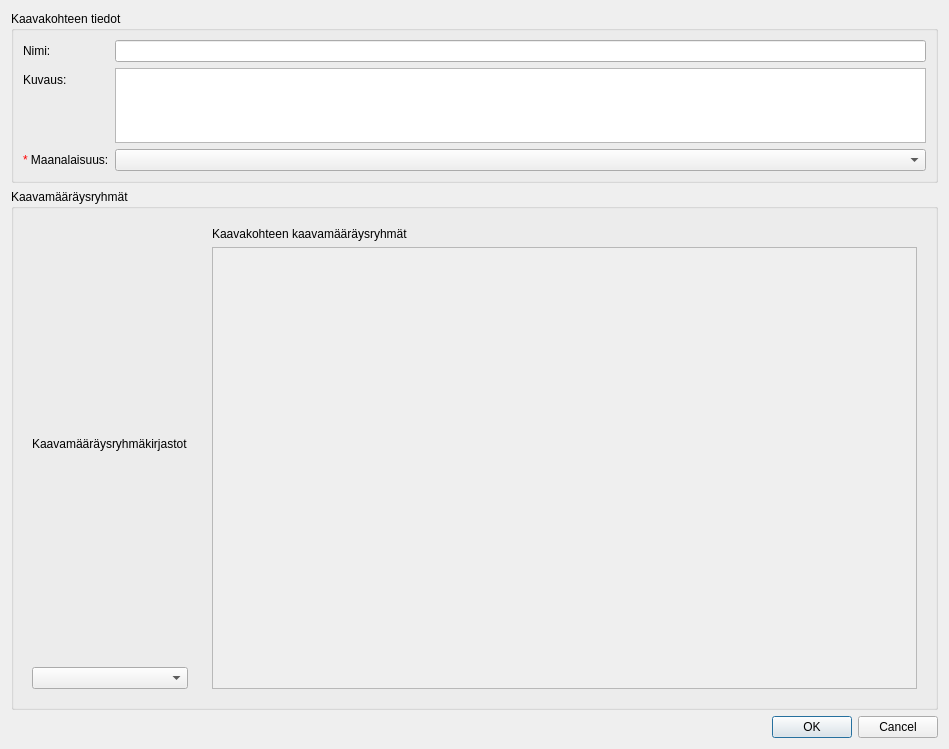
The window that arho_feature_template/gui/dialogs/plan_feature_form.ui (GispoCoding/arho-qgis-plugin) describes before a commit, drawn with Qt 5.
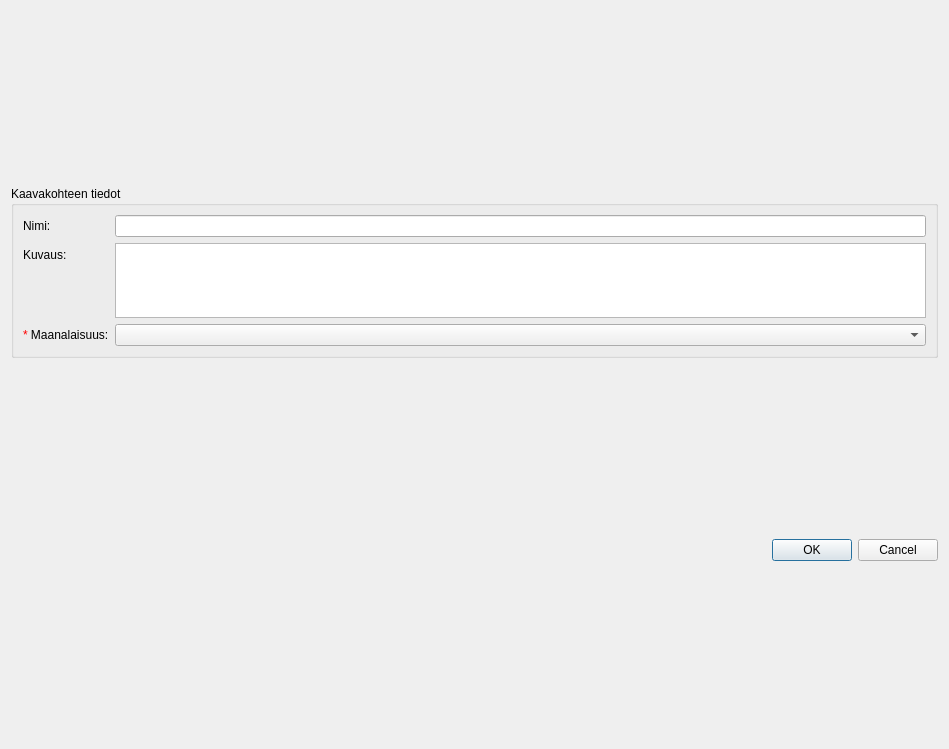
The same window after the commit. Custom widgets are drawn as their Qt base class.

Commit message: refactor plan feature form to use regulation groups view component

What changed in the file:
```diff
--- a/arho_feature_template/gui/dialogs/plan_feature_form.ui
+++ b/arho_feature_template/gui/dialogs/plan_feature_form.ui
@@ -75,62 +75,6 @@
      </layout>
     </widget>
    </item>
-   <item>
-    <widget class="QGroupBox" name="regulation_groups_groupbox">
-     <property name="title">
-      <string>Kaavamääräysryhmät</string>
-     </property>
-     <layout class="QHBoxLayout" name="horizontalLayout">
-      <item>
-       <widget class="QWidget" name="libraries_widget" native="true">
-        <layout class="QVBoxLayout" name="verticalLayout_3">
-         <item>
-          <widget class="QLabel" name="label_2">
-           <property name="text">
-            <string>Kaavamääräysryhmäkirjastot</string>
-           </property>
-          </widget>
-         </item>
-         <item>
-          <widget class="QComboBox" name="plan_regulation_group_libraries_combobox"/>
-         </item>
-        </layout>
-       </widget>
-      </item>
-      <item>
-       <widget class="QWidget" name="regulation_groups_widget" native="true">
-        <layout class="QVBoxLayout" name="verticalLayout">
-         <item>
-          <widget class="QLabel" name="label">
-           <property name="text">
-            <string>Kaavakohteen kaavamääräysryhmät</string>
-           </property>
-          </widget>
-         </item>
-         <item>
-          <widget class="QScrollArea" name="plan_regulation_group_scrollarea">
-           <property name="widgetResizable">
-            <bool>true</bool>
-           </property>
-           <widget class="QWidget" name="plan_regulation_group_scrollarea_contents">
-            <property name="geometry">
-             <rect>
-              <x>0</x>
-              <y>0</y>
-              <width>667</width>
-              <height>426</height>
-             </rect>
-            </property>
-            <layout class="QVBoxLayout" name="verticalLayout_2"/>
-           </widget>
-          </widget>
-         </item>
-        </layout>
-       </widget>
-      </item>
-     </layout>
-    </widget>
-   </item>
    <item>
     <widget class="QDialogButtonBox" name="button_box">
      <property name="standardButtons">
```
The commit also changes 1 other file.
